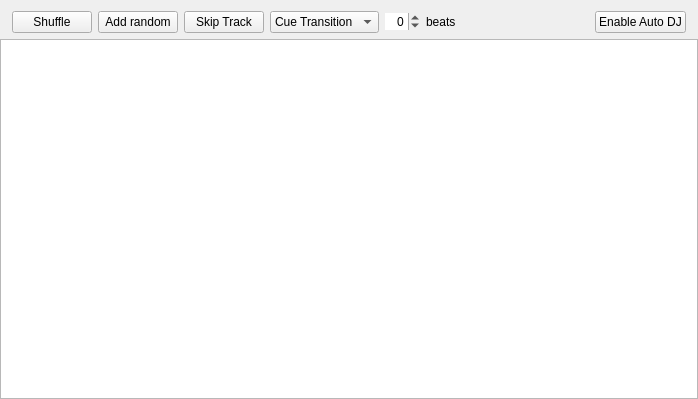
This is src/dlgautodj.ui in horiator/mixxx as Qt 5 draws it before an edit. The edited form follows.
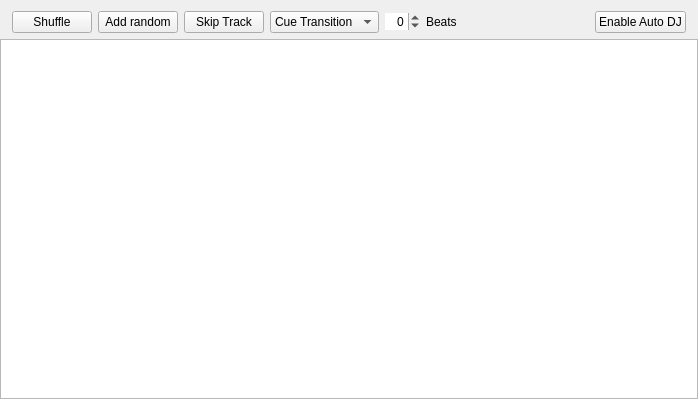
This is the edited form.

Commit message: Code clean up, after merge. Reset state of Enable button after skin change

Diff of the .ui file:
```diff
--- a/src/dlgautodj.ui
+++ b/src/dlgautodj.ui
@@ -120,7 +120,7 @@
         <string comment="&quot;sec.&quot; as in seconds">Seconds</string>
        </property>
        <property name="text">
-        <string>beats</string>
+        <string>Beats</string>
        </property>
       </widget>
      </item>
```
Left out of the diff: 4 changed lines with no effect on the pictures. The commit also changes 4 other files.
